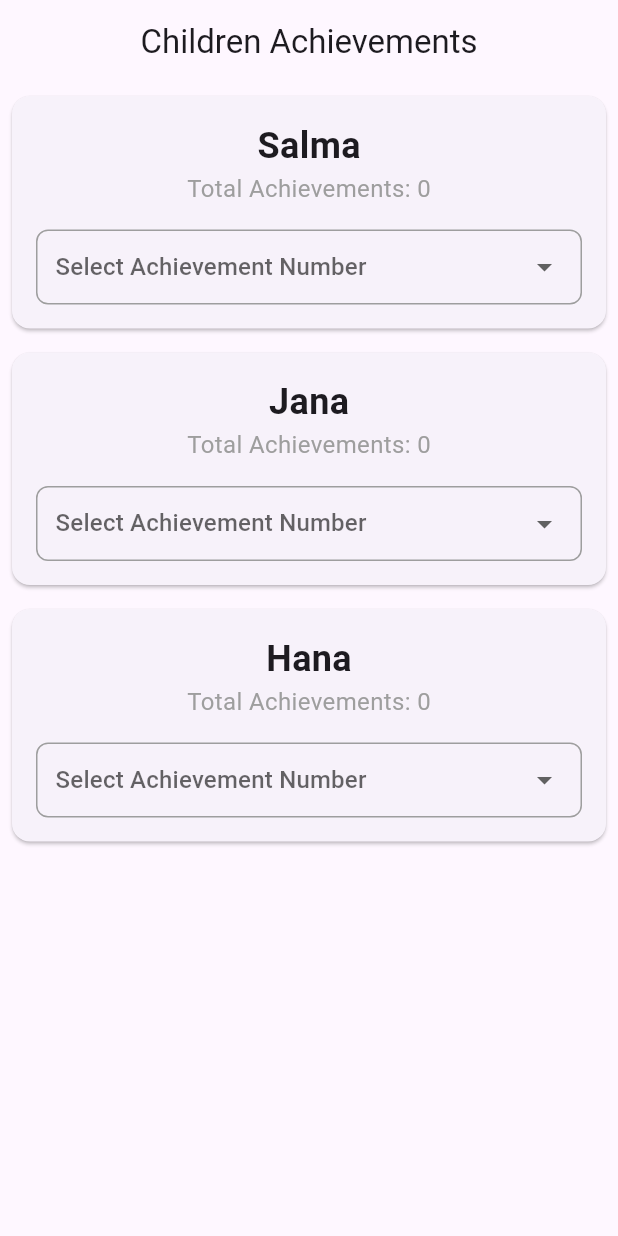
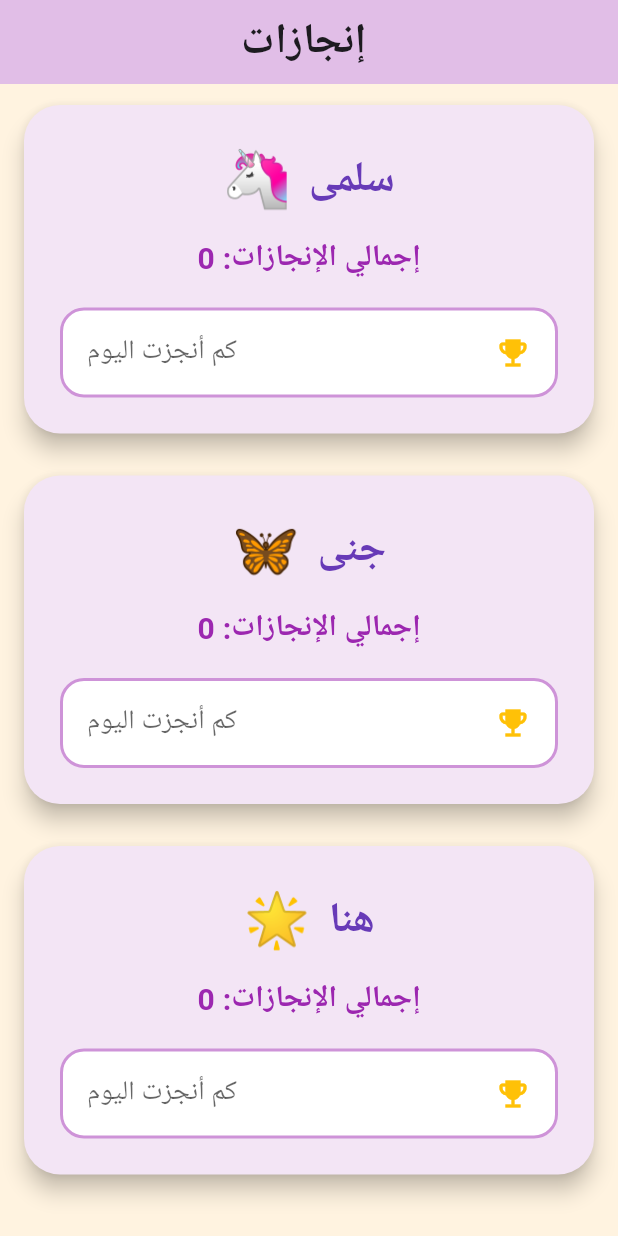
Before and after one commit to a0ali0taha/UnknownWords, a Flutter app: the screen it shows after launch, on a phone screen of 412 x 824 dp. Run offline on Flutter 3.47's test engine with Material 3 defaults, Android fonts, the phone set to English and light mode, and no system bars; our stand-ins replace hive, hive_flutter; accounts and stored records are empty; Roboto replaces fonts that are missing (ComicNeue).

Commit message:
new style

```diff
--- a/lib/main.dart
+++ b/lib/main.dart
@@ -16,7 +16,7 @@ class MyApp extends StatelessWidget {
   @override
   Widget build(BuildContext context) {
     return MaterialApp(
-      title: 'Children Achievements',
+      title: 'إنجازات ',
       theme: ThemeData(
         primarySwatch: Colors.purple,
         fontFamily: 'ComicNeue',
@@ -35,15 +35,18 @@ class HomeScreen extends StatefulWidget {
 }
 
 class _HomeScreenState extends State<HomeScreen> {
-  final List<String> children = ['Salma', 'Jana', 'Hana'];
+  final List<Map<String, String>> children = [
+    {'name': 'سلمى', 'emoji': '🦄'},
+    {'name': 'جنى', 'emoji': '🦋'},
+    {'name': 'هنا', 'emoji': '🌟'},
+  ];
   final Map<String, int?> selectedNumbers = {};
 
   @override
   void initState() {
     super.initState();
-    // Initialize selected numbers for each child
-    for (String child in children) {
-      selectedNumbers[child] = null;
+    for (var child in children) {
+      selectedNumbers[child['name']!] = null;
     }
   }
 
@@ -62,65 +65,95 @@ class _HomeScreenState extends State<HomeScreen> {
 
   @override
   Widget build(BuildContext context) {
-    return Scaffold(
+    return Container(
+      color: const Color(0xFFFFF3E0), // Soft pastel background
+      child: Scaffold(
+        backgroundColor: Colors.transparent,
         appBar: AppBar(
-        title: const Text('Children Achievements'),
+          backgroundColor: Colors.purple[100],
+          title: const Text(
+            'إنجازات ',
+            style: TextStyle(fontSize: 28, fontWeight: FontWeight.bold),
+          ),
           centerTitle: true,
+          elevation: 0,
         ),
         body: ListView.builder(
           itemCount: children.length,
           itemBuilder: (context, index) {
             final child = children[index];
-
             return Card(
-            margin: const EdgeInsets.all(8.0),
+              color: Colors.purple[50],
+              shape: RoundedRectangleBorder(
+                borderRadius: BorderRadius.circular(24),
+              ),
+              elevation: 6,
+              margin: const EdgeInsets.symmetric(horizontal: 16, vertical: 14),
               child: Padding(
-              padding: const EdgeInsets.all(16.0),
+                padding: const EdgeInsets.all(24.0),
                 child: Column(
                   children: [
+                    Row(
+                      mainAxisAlignment: MainAxisAlignment.center,
+                      children: [
                         Text(
-                    child,
+                          child['emoji']!,
+                          style: const TextStyle(fontSize: 36),
+                        ),
+                        const SizedBox(width: 12),
+                        Text(
+                          child['name']!,
                           style: const TextStyle(
-                      fontSize: 24,
+                            fontSize: 28,
                             fontWeight: FontWeight.bold,
+                            color: Colors.deepPurple,
                           ),
                         ),
+                      ],
+                    ),
+                    const SizedBox(height: 12),
                     FutureBuilder<int>(
-                    future: DatabaseHelper.instance.getTotalAchievements(child),
+                      future: DatabaseHelper.instance.getTotalAchievements(child['name']!),
                       builder: (context, snapshot) {
                         if (snapshot.hasData) {
                           return Text(
-                          'Total Achievements: ${snapshot.data}',
+                            'إجمالي الإنجازات: ${snapshot.data}',
                             style: const TextStyle(
-                            fontSize: 16,
-                            color: Colors.grey,
+                              fontSize: 20,
+                              color: Colors.purple,
+                              fontWeight: FontWeight.w600,
                             ),
                           );
                         }
                         return const SizedBox.shrink();
                       },
                     ),
-                  const SizedBox(height: 16),
+                    const SizedBox(height: 18),
                     Container(
-                    padding: const EdgeInsets.symmetric(horizontal: 12),
+                      padding: const EdgeInsets.symmetric(horizontal: 16, vertical: 4),
                       decoration: BoxDecoration(
-                      border: Border.all(color: Colors.grey),
-                      borderRadius: BorderRadius.circular(8),
+                        color: Colors.white,
+                        border: Border.all(color: Colors.purple[200]!, width: 2),
+                        borderRadius: BorderRadius.circular(16),
                       ),
                       child: DropdownButton<int>(
-                      value: selectedNumbers[child],
-                      hint: const Text('Select Achievement Number'),
+                        value: selectedNumbers[child['name']],
+                        hint: const Text('كم أنجزت اليوم', style: TextStyle(fontSize: 18)),
                         isExpanded: true,
+                        icon: const Icon(Icons.emoji_events, color: Colors.amber),
                         underline: const SizedBox(),
                         items: List.generate(6, (index) => index).map((number) {
                           return DropdownMenuItem<int>(
                             value: number,
-                          child: Text(number.toString()),
+                            child: Text(
+                              number.toString(),
+                              style: const TextStyle(fontSize: 20, fontWeight: FontWeight.bold),
+                            ),
                           );
                         }).toList(),
                         onChanged: (value) {
                           if (value != null) {
-                          _saveAchievement(child, value).then((_) {
+                            _saveAchievement(child['name']!, value).then((_) {
                               setState(() {});
                             });
                           }
@@ -133,6 +166,7 @@ class _HomeScreenState extends State<HomeScreen> {
             );
           },
         ),
+      ),
     );
   }
 }
```
Lines whose indentation alone changed are shown as unchanged.
